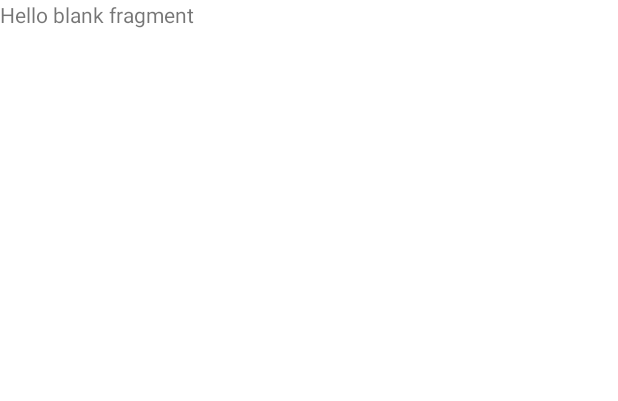
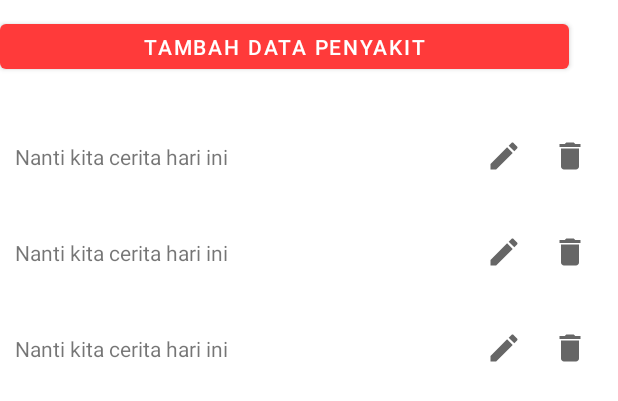
Before and after one commit to krismandev/ExpertSystemMobileApp, an Android app: the layout fragment_gejala.xml on its own in the app's theme, with its tools: preview values and no code run, on a phone screen of 412 x 824 dp. Shown: the top 401 px of the screen. Run offline under Robolectric (Android 15) with nearby library versions, the phone set to English and light mode, and no system bars.

Commit message:
adding gejala

```diff
--- a/app/src/main/res/layout/fragment_gejala.xml
+++ b/app/src/main/res/layout/fragment_gejala.xml
@@ -3,12 +3,28 @@
     xmlns:tools="http://schemas.android.com/tools"
     android:layout_width="match_parent"
     android:layout_height="match_parent"
+    xmlns:app="http://schemas.android.com/apk/res-auto"
     tools:context=".ui.gejala.GejalaFragment">
 
-    <!-- TODO: Update blank fragment layout -->
-    <TextView
+    <Button
+        android:id="@+id/btn_add_gejala"
+        android:layout_width="379dp"
+        android:layout_height="42dp"
+        android:layout_marginTop="10dp"
+        android:text="@string/tambah_penyakit"
+        app:layout_constraintEnd_toEndOf="parent"
+        app:layout_constraintStart_toStartOf="parent"
+        app:layout_constraintTop_toTopOf="parent" />
+
+    <androidx.recyclerview.widget.RecyclerView
+        android:id="@+id/rv_gejala"
         android:layout_width="match_parent"
         android:layout_height="match_parent"
-        android:text="@string/hello_blank_fragment" />
+        android:layout_marginTop="72dp"
+        app:layout_constraintHorizontal_bias="0.0"
+        app:layout_constraintLeft_toLeftOf="parent"
+        app:layout_constraintRight_toRightOf="parent"
+        app:layout_constraintTop_toBottomOf="@id/btn_add_gejala"
+        tools:listitem="@layout/item_gejala" />
 
 </FrameLayout>
--- /dev/null
+++ b/app/src/main/res/layout/item_gejala.xml
@@ -0,0 +1,38 @@
+<?xml version="1.0" encoding="utf-8"?>
+<androidx.constraintlayout.widget.ConstraintLayout xmlns:android="http://schemas.android.com/apk/res/android"
+    android:layout_width="match_parent"
+    android:layout_height="wrap_content"
+    xmlns:app="http://schemas.android.com/apk/res-auto"
+    xmlns:tools="http://schemas.android.com/tools"
+    android:padding="10dp">
+
+    <TextView
+        android:id="@+id/nama_gejala_received"
+        android:layout_width="0dp"
+        android:layout_height="wrap_content"
+        tools:text="Nanti kita cerita hari ini"
+        app:layout_constraintTop_toTopOf="parent"
+        app:layout_constraintBottom_toBottomOf="parent"
+        app:layout_constraintStart_toStartOf="parent"
+        app:layout_constraintEnd_toStartOf="@+id/icon_edit"
+        />
+    <ImageView
+        android:id="@+id/icon_edit"
+        android:layout_width="wrap_content"
+        android:layout_height="wrap_content"
+        android:src="@drawable/ic_edit"
+        android:padding="10dp"
+        app:layout_constraintTop_toTopOf="parent"
+        app:layout_constraintEnd_toStartOf="@+id/icon_delete"
+        />
+    <ImageView
+        android:id="@+id/icon_delete"
+        android:layout_width="wrap_content"
+        android:layout_height="wrap_content"
+        android:src="@drawable/ic_delete"
+        android:padding="10dp"
+        app:layout_constraintTop_toTopOf="parent"
+        app:layout_constraintEnd_toEndOf="parent"
+        />
+
+</androidx.constraintlayout.widget.ConstraintLayout>
--- a/app/src/main/res/values/strings.xml
+++ b/app/src/main/res/values/strings.xml
@@ -16,4 +16,6 @@
     <string name="tambah">Tambah</string>
     <string name="update">Update</string>
     <string name="simpan">Simpan</string>
+    <string name="nama_gejala">Nama gejala</string>
+    <string name="keyakinan">Tingkat Keyakinan</string>
 </resources>
```
Also changed, not shown: app/src/main/java/com/krismanpratama/expertsystem/data/entity/Gejala.kt (added, +21 -0 lines), app/src/main/java/com/krismanpratama/expertsystem/data/room/GejalaDao.kt (added, +24 -0 lines), app/src/main/java/com/krismanpratama/expertsystem/data/room/SispakDB.kt (+21 -0 lines), app/src/main/java/com/krismanpratama/expertsystem/helper/ViewModelFactory.kt (+9 -0 lines), app/src/main/java/com/krismanpratama/expertsystem/repository/SispakRepository.kt (+25 -0 lines), app/src/main/java/com/krismanpratama/expertsystem/ui/gejala/AddGejalaActivity.kt (added, +128 -0 lines), app/src/main/java/com/krismanpratama/expertsystem/ui/gejala/AddGejalaViewModel.kt (added, +30 -0 lines), app/src/main/java/com/krismanpratama/expertsystem/ui/gejala/GejalaAdapter.kt (added, +57 -0 lines), app/src/main/java/com/krismanpratama/expertsystem/ui/gejala/GejalaFragment.kt (+88 -4 lines), app/src/main/java/com/krismanpratama/expertsystem/ui/gejala/GejalaViewModel.kt (added, +13 -0 lines), app/src/main/res/layout/activity_add_gejala.xml (added, +45 -0 lines).
